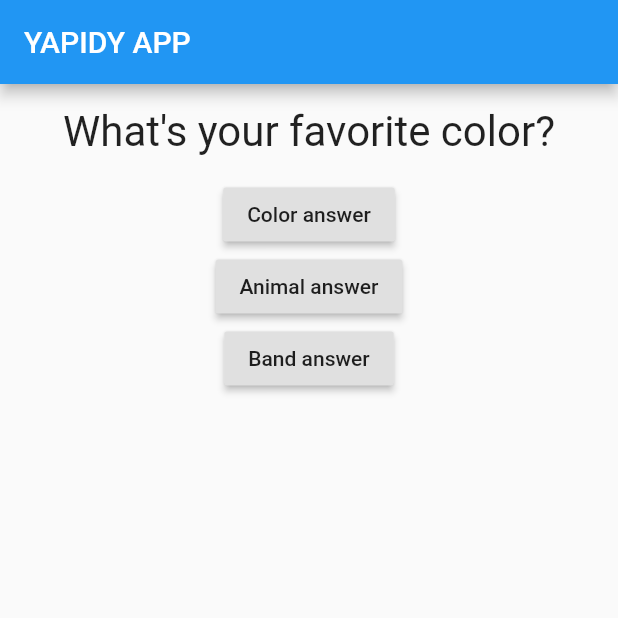
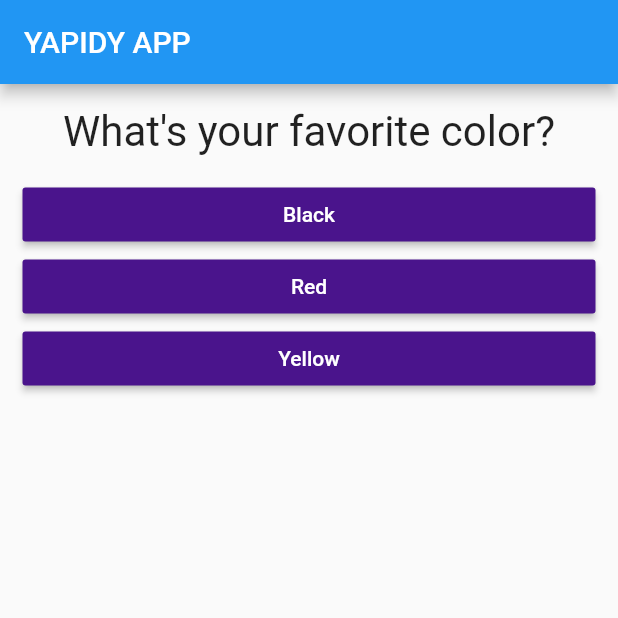
Before and after one commit to ArtemSyvak/flutter-study, a Flutter app: the screen it shows after launch, on a phone screen of 412 x 824 dp, the top half of it. Run offline on Flutter 3.47's test engine with Material 2 defaults, Android fonts, the phone set to English and light mode, and no system bars.

```diff
--- /dev/null
+++ b/lib/answer.dart
@@ -0,0 +1,24 @@
+import 'package:flutter/material.dart';
+
+class Answer extends StatelessWidget {
+  final String answerText;
+  final Function onPressedHandle;
+
+  Answer(this.answerText, this.onPressedHandle);
+
+  @override
+  Widget build(BuildContext context) {
+    return Container(
+      margin: EdgeInsets.only(left: 15, right: 15),
+      width: double.infinity,
+      child: RaisedButton(
+        color: Colors.purple[900],
+        child: Text(
+          answerText,
+          style: TextStyle(color: Colors.white),
+        ),
+        onPressed: onPressedHandle,
+      ),
+    );
+  }
+}
--- a/lib/main.dart
+++ b/lib/main.dart
@@ -1,5 +1,6 @@
 import 'package:flutter/material.dart';
 import './question.dart';
+import './answer.dart';
 
 void main() => runApp(App());
 
@@ -22,9 +23,18 @@ class _AppState extends State<App> {
   @override
   Widget build(BuildContext context) {
     var questions = [
-      'What\'s your favorite color?',
-      'What\'s your favorite animal?',
-      'What\'s your favorite band?',
+      {
+        'questionText': 'What\'s your favorite color?',
+        'answers': ['Black', 'Red', 'Yellow']
+      },
+      {
+        'questionText': 'What\'s your favorite animal?',
+        'answers': ['Dog', 'Cat', 'Lions', 'Rabbit', 'Snake']
+      },
+      {
+        'questionText': 'What\'s your favorite band?',
+        'answers': ['SPBCH', 'KASABIAN', 'Joy Division', 'Caribou', 'Prodigy']
+      }
     ];
     return MaterialApp(
       debugShowCheckedModeBanner: false,
@@ -33,19 +43,11 @@ class _AppState extends State<App> {
           title: Text('YAPIDY APP'),
         ),
         body: Column(children: [
-          Question(questions[_questionIndex]),
-          RaisedButton(
-            child: Text('Color answer'),
-            onPressed: () => _answerQuestion(0),
-          ),
-          RaisedButton(
-            child: Text('Animal answer'),
-            onPressed: () => _answerQuestion(1),
-          ),
-          RaisedButton(
-            child: Text('Band answer'),
-            onPressed: () => _answerQuestion(2),
-          )
+          Question(questions[_questionIndex]['questionText']),
+          ...(questions[_questionIndex]['answers'] as List<String>)
+              .map((answer) {
+            return Answer(answer, () => _answerQuestion(_questionIndex));
+          }).toList()
         ]),
       ),
     );
```
